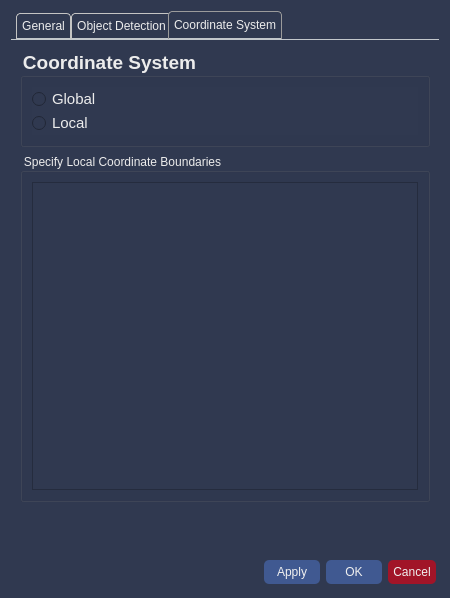
Qt form src/gcs/resources/forms/SettingsWidget.ui (CSUN-SERL/lcar-bot) before a commit.
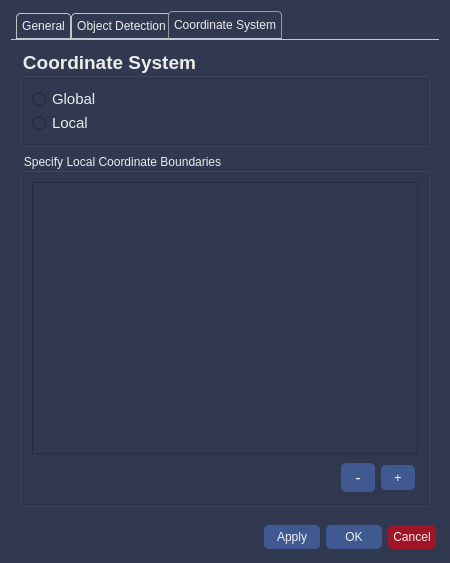
The same form after that commit.

```diff
--- a/src/gcs/resources/forms/SettingsWidget.ui
+++ b/src/gcs/resources/forms/SettingsWidget.ui
@@ -7,7 +7,7 @@
     <x>0</x>
     <y>0</y>
     <width>450</width>
-    <height>553</height>
+    <height>563</height>
    </rect>
   </property>
   <property name="minimumSize">
@@ -19,7 +19,7 @@
   <property name="maximumSize">
    <size>
     <width>900</width>
-    <height>760</height>
+    <height>594</height>
    </size>
   </property>
   <property name="windowTitle">
@@ -91,6 +91,8 @@
 	border-radius: 5px;
 	padding:5px;
     margin:3px;
+	background-color: rgb(64, 89, 145);
+	color: rgb(240, 240, 240);
 }
 </string>
   </property>
@@ -108,50 +110,7 @@
        <string>General</string>
       </attribute>
       <layout class="QGridLayout" name="gridLayout">
-       <item row="6" column="0">
-        <spacer name="verticalSpacer_2">
-         <property name="orientation">
-          <enum>Qt::Vertical</enum>
-         </property>
-         <property name="sizeHint" stdset="0">
-          <size>
-           <width>20</width>
-           <height>40</height>
-          </size>
-         </property>
-        </spacer>
-       </item>
-       <item row="4" column="0">
-        <widget class="QGroupBox" name="group_images">
-         <property name="font">
-          <font>
-           <pointsize>14</pointsize>
-           <weight>75</weight>
-           <bold>true</bold>
-          </font>
-         </property>
-         <property name="title">
-          <string>Images Root Directory</string>
-         </property>
-         <layout class="QVBoxLayout" name="verticalLayout_2">
-          <item>
-           <widget class="QLineEdit" name="line_edit_images_dir">
-            <property name="font">
-             <font>
-              <pointsize>11</pointsize>
-              <weight>50</weight>
-              <bold>false</bold>
-             </font>
-            </property>
-            <property name="frame">
-             <bool>true</bool>
-            </property>
-           </widget>
-          </item>
-         </layout>
-        </widget>
-       </item>
-       <item row="3" column="0">
+       <item row="2" column="0">
         <widget class="QGroupBox" name="connection_box">
          <property name="font">
           <font>
@@ -171,6 +130,9 @@
           <string>Connection Drop</string>
          </property>
          <layout class="QGridLayout" name="gridLayout_2">
+          <property name="verticalSpacing">
+           <number>6</number>
+          </property>
           <item row="0" column="0">
            <widget class="QGroupBox" name="vehicle_gcs_box">
             <property name="font">
@@ -389,8 +351,6 @@
         </widget>
        </item>
        <item row="0" column="0">
-        <layout class="QHBoxLayout" name="horizontalLayout_6">
-         <item>
           <widget class="QGroupBox" name="ml_learningbox">
            <property name="minimumSize">
             <size>
@@ -453,7 +413,35 @@
            </layout>
           </widget>
          </item>
-        </layout>
+       <item row="3" column="0">
+        <widget class="QGroupBox" name="group_images">
+         <property name="font">
+          <font>
+           <pointsize>14</pointsize>
+           <weight>75</weight>
+           <bold>true</bold>
+          </font>
+         </property>
+         <property name="title">
+          <string>Images Root Directory</string>
+         </property>
+         <layout class="QVBoxLayout" name="verticalLayout_2">
+          <item>
+           <widget class="QLineEdit" name="line_edit_images_dir">
+            <property name="font">
+             <font>
+              <pointsize>11</pointsize>
+              <weight>50</weight>
+              <bold>false</bold>
+             </font>
+            </property>
+            <property name="frame">
+             <bool>true</bool>
+            </property>
+           </widget>
+          </item>
+         </layout>
+        </widget>
        </item>
       </layout>
      </widget>
@@ -883,15 +871,125 @@
          </property>
          <layout class="QVBoxLayout" name="verticalLayout_7">
           <item>
-           <widget class="QTableView" name="tableView">
+           <widget class="QTableView" name="tablev_coordinates">
             <property name="sizePolicy">
              <sizepolicy hsizetype="Expanding" vsizetype="Expanding">
               <horstretch>0</horstretch>
               <verstretch>1</verstretch>
              </sizepolicy>
             </property>
+            <property name="styleSheet">
+             <string notr="true">
+QHeaderView::section {
+	 background-color:rgb(64, 89, 145);
+    border-style: solid;
+    border-right-width: 1px;
+	border-bottom-width:1px;
+	border-color:rgb(230,230,230);
+	padding:5px;
+}
+
+QHeaderView::section:horizontal:first{
+    border-left-width: 1px;
+}
+
+QHeaderView::section:vertical:first{
+    border-top-width: 1px;
+}
+
+QTableCornerButton::section {
+    background-color: rgb(64, 89, 145);
+}
+</string>
+            </property>
+            <property name="editTriggers">
+             <set>QAbstractItemView::DoubleClicked|QAbstractItemView::EditKeyPressed</set>
+            </property>
+            <property name="alternatingRowColors">
+             <bool>false</bool>
+            </property>
+            <property name="verticalScrollMode">
+             <enum>QAbstractItemView::ScrollPerPixel</enum>
+            </property>
+            <property name="horizontalScrollMode">
+             <enum>QAbstractItemView::ScrollPerPixel</enum>
+            </property>
+            <property name="sortingEnabled">
+             <bool>false</bool>
+            </property>
+            <attribute name="horizontalHeaderStretchLastSection">
+             <bool>true</bool>
+            </attribute>
            </widget>
           </item>
+          <item>
+           <layout class="QHBoxLayout" name="horizontalLayout_4">
+            <property name="spacing">
+             <number>0</number>
+            </property>
+            <item>
+             <spacer name="horizontalSpacer_2">
+              <property name="orientation">
+               <enum>Qt::Horizontal</enum>
+              </property>
+              <property name="sizeHint" stdset="0">
+               <size>
+                <width>40</width>
+                <height>20</height>
+               </size>
+              </property>
+             </spacer>
+            </item>
+            <item>
+             <widget class="QPushButton" name="btn_delete_row">
+              <property name="sizePolicy">
+               <sizepolicy hsizetype="Minimum" vsizetype="Fixed">
+                <horstretch>0</horstretch>
+                <verstretch>0</verstretch>
+               </sizepolicy>
+              </property>
+              <property name="minimumSize">
+               <size>
+                <width>40</width>
+                <height>0</height>
+               </size>
+              </property>
+              <property name="font">
+               <font>
+                <pointsize>12</pointsize>
+               </font>
+              </property>
+              <property name="text">
+               <string>-</string>
+              </property>
+             </widget>
+            </item>
+            <item>
+             <widget class="QPushButton" name="btn_add_row">
+              <property name="sizePolicy">
+               <sizepolicy hsizetype="Minimum" vsizetype="Fixed">
+                <horstretch>0</horstretch>
+                <verstretch>0</verstretch>
+               </sizepolicy>
+              </property>
+              <property name="minimumSize">
+               <size>
+                <width>40</width>
+                <height>0</height>
+               </size>
+              </property>
+              <property name="font">
+               <font>
+                <pointsize>10</pointsize>
+               </font>
+              </property>
+              <property name="text">
+               <string>+</string>
+              </property>
+             </widget>
+            </item>
+           </layout>
+          </item>
          </layout>
         </widget>
        </item>
@@ -910,7 +1008,7 @@
      <property name="sizeHint" stdset="0">
       <size>
        <width>20</width>
-       <height>40</height>
+       <height>0</height>
       </size>
      </property>
     </spacer>
```
Lines whose indentation alone changed are shown as unchanged.
